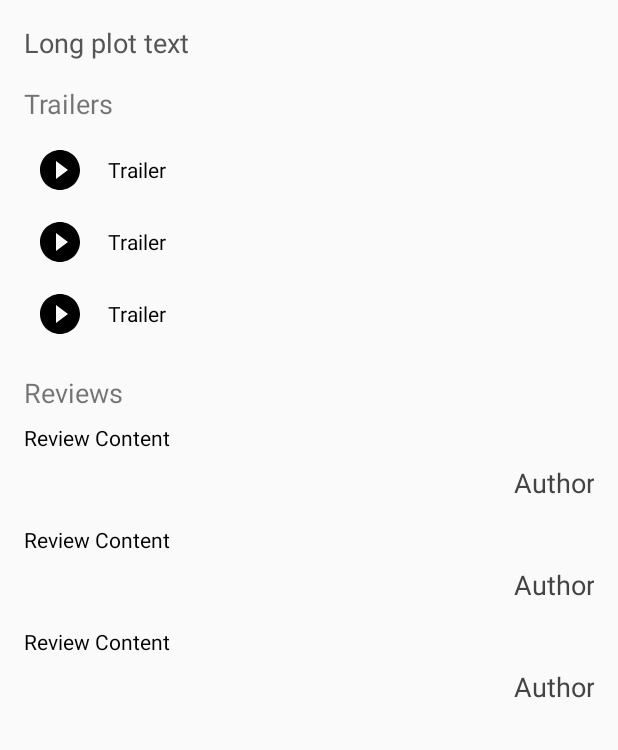
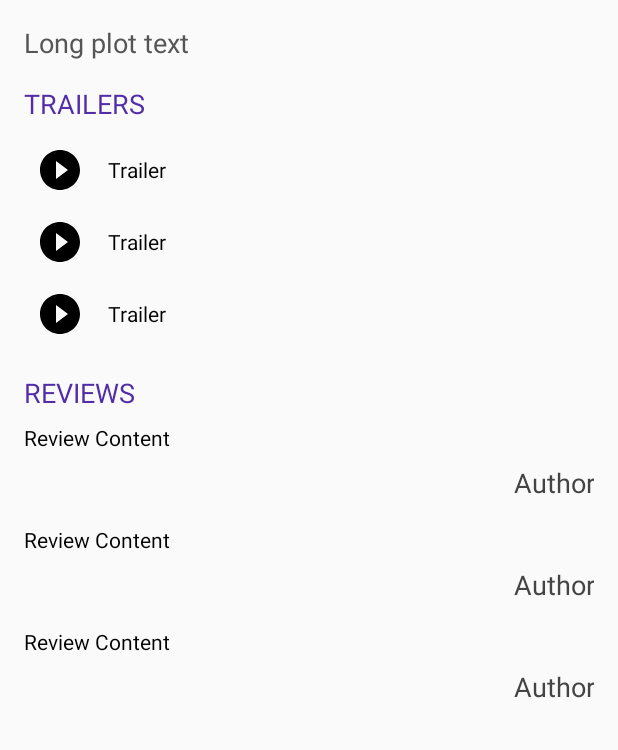
Before and after one commit to vinsce/UdacityPopularMovies1, an Android app: the layout activity_details.xml on its own in the app's theme, with its tools: preview values and no code run, on a phone screen of 412 x 824 dp, the part 486-1236 px from its top. Run offline under Robolectric (Android 15) with nearby library versions, the phone set to English and light mode, and no system bars; plain views replace CollapsingToolbarLayout.

Commit message:
small changes for details UI

```diff
--- a/app/src/main/res/layout/activity_details.xml
+++ b/app/src/main/res/layout/activity_details.xml
@@ -107,16 +107,12 @@
 
                 <TextView
                     android:id="@+id/tv_trailers_title"
+                    style="@style/DetailsViewListTitle"
                     android:layout_width="wrap_content"
                     android:layout_height="wrap_content"
-                    android:layout_marginLeft="16dp"
-                    android:layout_marginStart="16dp"
-                    android:layout_marginTop="16dp"
                     android:text="@string/trailers"
-                    android:textSize="18sp"
                     app:layout_constraintLeft_toLeftOf="parent"
-                    app:layout_constraintTop_toBottomOf="@+id/tv_plot"
-                    />
+                    app:layout_constraintTop_toBottomOf="@+id/tv_plot"/>
 
                 <android.support.v7.widget.RecyclerView
                     android:id="@+id/rv_trailers"
@@ -128,7 +124,6 @@
                     android:layout_marginStart="16dp"
                     android:layout_marginTop="8dp"
                     android:minHeight="80dp"
-                    app:layout_constraintHorizontal_bias="0.50"
                     app:layout_constraintLeft_toLeftOf="parent"
                     app:layout_constraintRight_toRightOf="parent"
                     app:layout_constraintTop_toBottomOf="@+id/tv_trailers_title"
@@ -143,7 +138,6 @@
                     android:layout_marginRight="16dp"
                     android:layout_marginStart="16dp"
                     android:visibility="invisible"
-                    app:layout_constraintHorizontal_bias="0.50"
                     app:layout_constraintLeft_toLeftOf="parent"
                     app:layout_constraintRight_toRightOf="parent"
                     app:layout_constraintTop_toBottomOf="@+id/tv_trailers_title"
@@ -161,13 +155,10 @@
 
                 <TextView
                     android:id="@+id/tv_reviews_title"
+                    style="@style/DetailsViewListTitle"
                     android:layout_width="wrap_content"
                     android:layout_height="wrap_content"
-                    android:layout_marginLeft="16dp"
-                    android:layout_marginStart="16dp"
-                    android:layout_marginTop="16dp"
                     android:text="@string/reviews"
-                    android:textSize="18sp"
                     app:layout_constraintLeft_toLeftOf="parent"
                     app:layout_constraintTop_toBottomOf="@+id/rv_trailers"/>
 
@@ -180,7 +171,6 @@
                     android:layout_marginRight="16dp"
                     android:layout_marginStart="16dp"
                     android:minHeight="80dp"
-                    app:layout_constraintHorizontal_bias="0.50"
                     app:layout_constraintLeft_toLeftOf="parent"
                     app:layout_constraintRight_toRightOf="parent"
                     app:layout_constraintTop_toBottomOf="@+id/tv_reviews_title"
@@ -195,7 +185,6 @@
                     android:layout_marginRight="16dp"
                     android:layout_marginStart="16dp"
                     android:visibility="invisible"
-                    app:layout_constraintHorizontal_bias="0.50"
                     app:layout_constraintLeft_toLeftOf="parent"
                     app:layout_constraintRight_toRightOf="parent"
                     app:layout_constraintTop_toBottomOf="@+id/tv_reviews_title"
--- /dev/null
+++ b/app/src/main/res/values-v17/styles.xml
@@ -0,0 +1,11 @@
+<resources>
+
+    <style name="DetailsViewListTitle">
+        <item name="android:textAllCaps">true</item>
+        <item name="android:textSize">18sp</item>
+        <item name="android:layout_marginStart">16dp</item>
+        <item name="android:layout_marginTop">16dp</item>
+        <item name="android:textColor">@color/colorPrimaryDark</item>
+    </style>
+
+</resources>
--- a/app/src/main/res/values/styles.xml
+++ b/app/src/main/res/values/styles.xml
@@ -15,4 +15,12 @@
         <item name="colorAccent">@color/colorAccent</item>
     </style>
 
+    <style name="DetailsViewListTitle">
+        <item name="android:textAllCaps">true</item>
+        <item name="android:textSize">18sp</item>
+        <item name="android:layout_marginLeft">16dp</item>
+        <item name="android:layout_marginTop">16dp</item>
+        <item name="android:textColor">@color/colorPrimaryDark</item>
+    </style>
+
 </resources>
```
